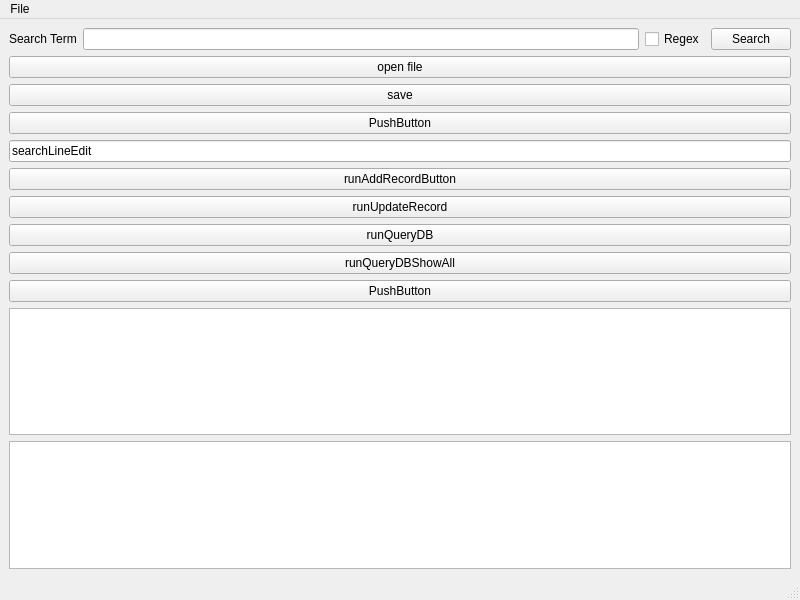
Old version of the form referred-coursework-c1r-twennekers-main/tasks/TaskB/mainwindow.ui in the repository FeintWitch/COMP1000-Referred-.
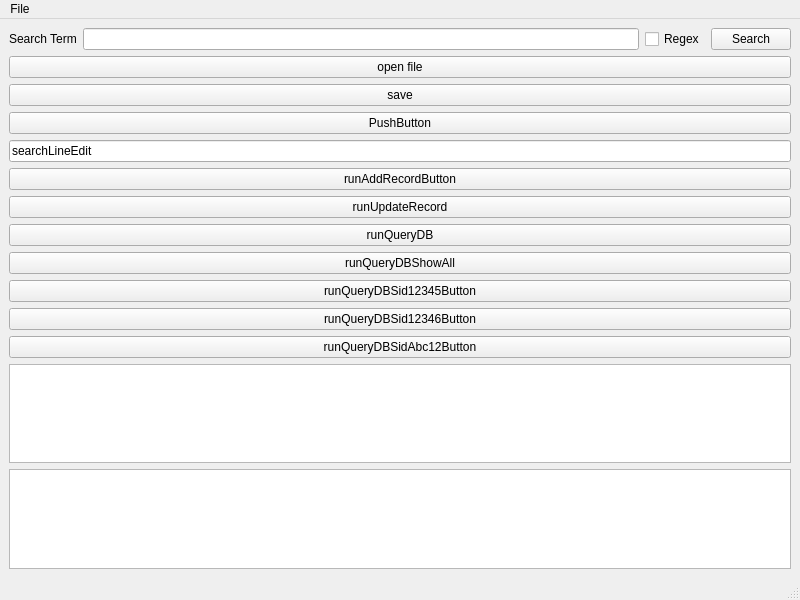
New version of the form.

Commit message:
I done extra buttons for task a.
next is to add the database, when task b,c,d

What changed in the file:
```diff
--- a/referred-coursework-c1r-twennekers-main/tasks/TaskB/mainwindow.ui
+++ b/referred-coursework-c1r-twennekers-main/tasks/TaskB/mainwindow.ui
@@ -102,7 +102,21 @@
     <item>
      <widget class="QPushButton" name="pushButton_5">
       <property name="text">
-       <string>PushButton</string>
+       <string>runQueryDBSid12345Button</string>
+      </property>
+     </widget>
+    </item>
+    <item>
+     <widget class="QPushButton" name="runQueryDBSid12346Button">
+      <property name="text">
+       <string>runQueryDBSid12346Button</string>
+      </property>
+     </widget>
+    </item>
+    <item>
+     <widget class="QPushButton" name="runQueryDBSidAbc12Button">
+      <property name="text">
+       <string>runQueryDBSidAbc12Button</string>
       </property>
      </widget>
     </item>
```
Left out of the diff: 2 changed lines with no effect on the pictures. The commit also changes 20 other files.
